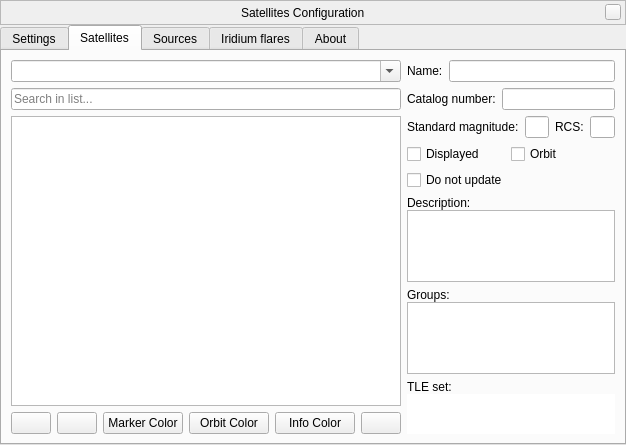
Above: plugins/Satellites/src/gui/satellitesDialog.ui from 519984307/stellarium_src before the change. Below: the same form after it.
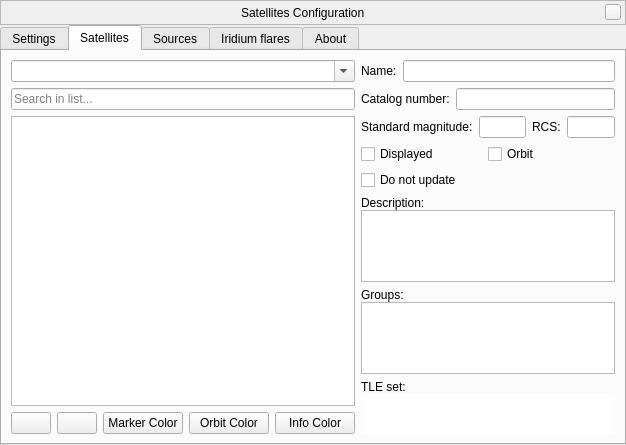
That is the form after the change. The open tabs and pages were chosen to show the change. Icons and pictures are not drawn. Custom widgets are drawn as their Qt base class.

Commit message:
Updated Satellites plugin (issue #1186)
- Added automatic saving changes of satellites properties in Satellites plugin
- Removed "Save changes" button from Satellites GUI

The edit to the form file:
```diff
--- a/plugins/Satellites/src/gui/satellitesDialog.ui
+++ b/plugins/Satellites/src/gui/satellitesDialog.ui
@@ -684,28 +684,17 @@
             </spacer>
            </item>
            <item>
-            <widget class="QPushButton" name="saveSatellitesButton">
-             <property name="enabled">
-              <bool>true</bool>
+            <spacer name="horizontalSpacer_3">
+             <property name="orientation">
+              <enum>Qt::Horizontal</enum>
              </property>
-             <property name="sizePolicy">
-              <sizepolicy hsizetype="Fixed" vsizetype="Fixed">
-               <horstretch>0</horstretch>
-               <verstretch>0</verstretch>
-              </sizepolicy>
+             <property name="sizeHint" stdset="0">
+              <size>
+               <width>40</width>
+               <height>20</height>
+              </size>
              </property>
-             <property name="toolTip">
-              <string>Save changes</string>
-             </property>
-             <property name="text">
-              <string notr="true"/>
-             </property>
-             <property name="icon">
-              <iconset resource="../../../../data/gui/guiRes.qrc">
-               <normaloff>:/graphicGui/uibtSave.png</normaloff>
-               <disabledoff>:/graphicGui/uibtSave-disabled.png</disabledoff>:/graphicGui/uibtSave.png</iconset>
-             </property>
-            </widget>
+            </spacer>
            </item>
           </layout>
          </item>
```
Left out of the diff: 1 changed line with no effect on the pictures. The commit also changes 1 other file.
